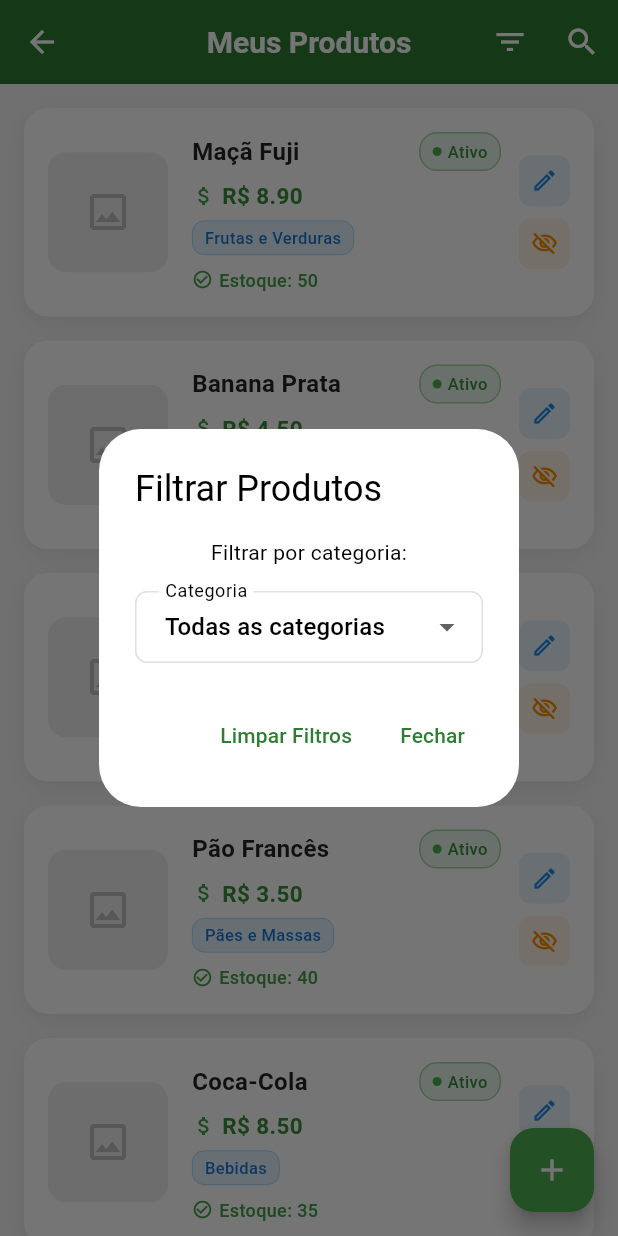
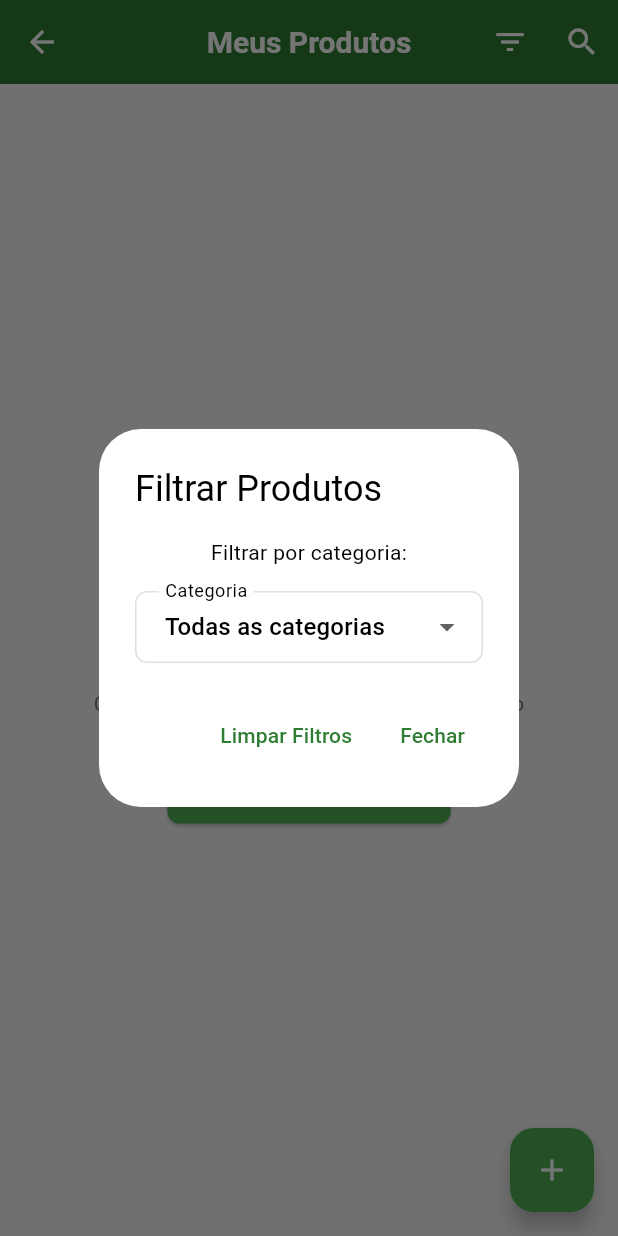
Before and after one commit to allandennis30/compra_pronta, a Flutter app: the VendorProductListPage screen opened by its route, after a tap on the "filter list" icon, on a phone screen of 412 x 824 dp. Run offline on Flutter 3.47's test engine with Material 3 defaults, Android fonts, the phone set to English and light mode, and no system bars; our stand-ins replace get, get_storage, hive_flutter, image_picker, mask_text_input_formatter; missing offline and left inert: mobile_scanner; accounts and stored records are empty; network calls fail.

Commit message:
🔧 Atualizar submódulo do backend e aprimorar a autenticação
- Atualizado o submódulo do backend para o commit mais recente.
- Implementada autenticação automática com verificação e renovação de token.
- Melhorado o tratamento de erros e feedback ao usuário durante o processo de autenticação.
- Removido o arquivo de documentação desatualizado sobre execução do sistema de produtos.
- Atualizadas as constantes de API para utilizar configuração de ambiente.

```diff
--- a/lib/constants/app_constants.dart
+++ b/lib/constants/app_constants.dart
@@ -1,3 +1,5 @@
+import 'environment_config.dart';
+
 class AppConstants {
   // Cores
   static const int primaryColor = 0xFF2E7D32;
@@ -49,129 +51,44 @@ class AppConstants {
   static const String favoritesKey = 'favorites';
   static const String tokenKey = 'auth_token';
 
-  // API Configuration
-  static const String baseUrl = 'https://backend-compra-pronta.onrender.com';
+  // API Configuration - Usando EnvironmentConfig para detecção automática
+  static String get baseUrl => EnvironmentConfig.baseUrl;
   static const String apiVersion = '/api';
   static const String authEndpoint = '/auth';
 
-  // Configuração para desenvolvimento local (descomente se necessário)
-  // static const String baseUrl = 'http://localhost:3000';
+  // Informações do ambiente atual
+  static String get environmentName => EnvironmentConfig.environmentName;
+  static bool get isDevelopment => EnvironmentConfig.isDevelopment;
+  static bool get isProduction => EnvironmentConfig.isProduction;
 
-  // API Endpoints
-  static const String loginEndpoint = '$baseUrl$apiVersion$authEndpoint/login';
-  static const String registerEndpoint =
+  // API Endpoints - Usando getters para detecção automática de ambiente
+  static String get loginEndpoint => '$baseUrl$apiVersion$authEndpoint/login';
+  static String get registerEndpoint =>
       '$baseUrl$apiVersion$authEndpoint/register/client';
-  static const String registerSellerEndpoint =
+  static String get registerSellerEndpoint =>
       '$baseUrl$apiVersion$authEndpoint/register/seller';
-  static const String verifyTokenEndpoint =
+  static String get verifyTokenEndpoint =>
       '$baseUrl$apiVersion$authEndpoint/verify';
-  static const String refreshTokenEndpoint =
+  static String get refreshTokenEndpoint =>
       '$baseUrl$apiVersion$authEndpoint/refresh';
-  static const String profileEndpoint =
+  static String get profileEndpoint =>
       '$baseUrl$apiVersion$authEndpoint/profile';
-  static const String logoutEndpoint =
-      '$baseUrl$apiVersion$authEndpoint/logout';
-  static const String usersEndpoint = '$baseUrl$apiVersion$authEndpoint/users';
+  static String get logoutEndpoint => '$baseUrl$apiVersion$authEndpoint/logout';
+  static String get usersEndpoint => '$baseUrl$apiVersion$authEndpoint/users';
 
   // Products endpoints
-  static const String productsEndpoint = '$baseUrl$apiVersion/products';
-  static const String createProductEndpoint = '$baseUrl$apiVersion/products';
-  static const String listProductsEndpoint = '$baseUrl$apiVersion/products';
-  static const String getProductEndpoint = '$baseUrl$apiVersion/products';
-  static const String updateProductEndpoint = '$baseUrl$apiVersion/products';
-  static const String deleteProductEndpoint = '$baseUrl$apiVersion/products';
-  static const String checkBarcodeEndpoint =
+  static String get productsEndpoint => '$baseUrl$apiVersion/products';
+  static String get createProductEndpoint => '$baseUrl$apiVersion/products';
+  static String get listProductsEndpoint => '$baseUrl$apiVersion/products';
+  static String get getProductEndpoint => '$baseUrl$apiVersion/products';
+  static String get updateProductEndpoint => '$baseUrl$apiVersion/products';
+  static String get deleteProductEndpoint => '$baseUrl$apiVersion/products';
+  static String get checkBarcodeEndpoint =>
       '$baseUrl$apiVersion/products/barcode';
 
-  // Credenciais de teste para o backend real
-  // Cliente: testecliente@teste.com / Senha@123
-  // Vendedor: testevendedor@teste.com / Venda@123
+  // Credenciais de teste para o backend
+  // Cliente: teste@teste.com / teste123
+  // Vendedor: teste@teste.com / teste123
 
-  // Mock produtos
-  static const List<Map<String, dynamic>> mockProducts = [
-    {
-      "id": "prod_001",
-      "name": "Maçã Fuji",
-      "description": "Maçãs frescas e doces, ideais para consumo in natura",
-      "price": 8.90,
-      "imageUrl":
-          "https://images.unsplash.com/photo-1560806887-1e4cd0b6cbd6?w=400",
-      "category": "Frutas e Verduras",
-      "barcode": "7891234567890",
-      "stock": 50,
-      "isAvailable": true,
-      "rating": 4.5,
-      "reviewCount": 12
-    },
-    {
-      "id": "prod_002",
-      "name": "Banana Prata",
-      "description": "Bananas prata maduras e saborosas",
-      "price": 4.50,
-      "imageUrl":
-          "https://images.unsplash.com/photo-1571771894821-ce9b6c11b08e?w=400",
-      "category": "Frutas e Verduras",
-      "barcode": "7891234567891",
-      "stock": 30,
-      "isAvailable": true,
-      "rating": 4.2,
-      "reviewCount": 8
-    },
-    {
-      "id": "prod_003",
-      "name": "Leite Integral",
-      "description": "Leite integral fresco, 1L",
-      "price": 6.90,
-      "imageUrl":
-          "https://images.unsplash.com/photo-1563636619-e9143da7973b?w=400",
-      "category": "Laticínios",
-      "barcode": "7891234567892",
-      "stock": 25,
-      "isAvailable": true,
-      "rating": 4.7,
-      "reviewCount": 15
-    },
-    {
-      "id": "prod_004",
-      "name": "Pão Francês",
-      "description": "Pão francês fresco, 500g",
-      "price": 3.50,
-      "imageUrl":
-          "https://images.unsplash.com/photo-1509440159596-0249088772ff?w=400",
-      "category": "Pães e Massas",
-      "barcode": "7891234567893",
-      "stock": 40,
-      "isAvailable": true,
-      "rating": 4.3,
-      "reviewCount": 20
-    },
-    {
-      "id": "prod_005",
-      "name": "Coca-Cola",
-      "description": "Refrigerante Coca-Cola, 2L",
-      "price": 8.50,
-      "imageUrl":
-          "https://images.unsplash.com/photo-1629203851122-3726ecdf080e?w=400",
-      "category": "Bebidas",
-      "barcode": "7891234567894",
-      "stock": 35,
-      "isAvailable": true,
-      "rating": 4.1,
-      "reviewCount": 18
-    },
-    {
-      "id": "prod_006",
-      "name": "Detergente Líquido",
-      "description": "Detergente líquido para louças, 500ml",
-      "price": 5.90,
-      "imageUrl":
-          "https://images.unsplash.com/photo-1582735689369-4fe89db7114c?w=400",
-      "category": "Limpeza",
-      "barcode": "7891234567895",
-      "stock": 20,
-      "isAvailable": true,
-      "rating": 4.4,
-      "reviewCount": 10
-    }
-  ];
+  // Removido: mockProducts (usar sempre backend)
 }
--- /dev/null
+++ b/lib/constants/environment_config.dart
@@ -0,0 +1,105 @@
+/// Tipos de ambiente disponíveis
+enum Environment {
+  development, // Local
+  production, // Render
+  auto, // Detecção automática
+}
+
+/// Configuração de ambiente para o app Compra Pronta
+///
+/// Este arquivo permite alternar facilmente entre ambientes de desenvolvimento e produção
+/// sem precisar modificar o código principal.
+class EnvironmentConfig {
+  // ========================================
+  // CONFIGURAÇÃO DE AMBIENTE
+  // ========================================
+
+  /// Ambiente atual do app
+  ///
+  /// Opções:
+  /// - development: Usa servidor local (localhost:3000)
+  /// - production: Usa servidor de produção (Render)
+  /// - auto: Detecta automaticamente baseado no dispositivo
+  static const Environment _currentEnvironment = Environment.production;
+
+  /// URLs dos servidores
+  static const Map<Environment, String> _serverUrls = {
+    Environment.development:
+        'http://10.0.2.2:3000', // IP especial para emulador Android
+    Environment.production: 'https://backend-compra-pronta.onrender.com',
+  };
+
+  // ========================================
+  // MÉTODOS PÚBLICOS
+  // ========================================
+
+  /// Retorna a URL base do servidor baseada no ambiente atual
+  static String get baseUrl {
+    switch (_currentEnvironment) {
+      case Environment.development:
+        return _getDevelopmentUrl();
+      case Environment.production:
+        return _serverUrls[Environment.production]!;
+      case Environment.auto:
+        return _isEmulator()
+            ? _getDevelopmentUrl()
+            : _serverUrls[Environment.production]!;
+    }
+  }
+
+  /// Retorna a URL de desenvolvimento baseada na plataforma
+  static String _getDevelopmentUrl() {
+    // Para emulador Android, usar 10.0.2.2
+    // Para iOS Simulator, usar localhost
+    // Para dispositivo real, usar IP da máquina
+    return 'http://10.0.2.2:3000'; // IP especial para emulador Android
+  }
+
+  /// Retorna o nome do ambiente atual
+  static String get environmentName {
+    switch (_currentEnvironment) {
+      case Environment.development:
+        return 'Desenvolvimento Local';
+      case Environment.production:
+        return 'Produção (Render)';
+      case Environment.auto:
+        return _isEmulator() ? 'Auto (Local)' : 'Auto (Produção)';
+    }
+  }
+
+  /// Retorna se está em modo de desenvolvimento
+  static bool get isDevelopment => baseUrl.contains('localhost');
+
+  /// Retorna se está em modo de produção
+  static bool get isProduction => baseUrl.contains('onrender.com');
+
+  // ========================================
+  // MÉTODOS PRIVADOS
+  // ========================================
+
+  /// Detecta se está rodando no emulador
+  ///
+  /// Por enquanto, sempre retorna true para desenvolvimento
+  /// Em produção, você pode implementar uma detecção mais sofisticada
+  static bool _isEmulator() {
+    // TODO: Implementar detecção real de emulador
+    // Por exemplo:
+    // - Verificar IP do dispositivo
+    // - Verificar Build.FINGERPRINT no Android
+    // - Verificar se está no simulador iOS
+
+    // Por enquanto, sempre assume emulador para desenvolvimento
+    return true;
+  }
+
+  // ========================================
+  // CONFIGURAÇÃO RÁPIDA
+  // ========================================
+
+  /// Para alternar rapidamente entre ambientes, mude a linha abaixo:
+  ///
+  /// Exemplos:
+  /// - static const Environment _currentEnvironment = Environment.development;  // Força local
+  /// - static const Environment _currentEnvironment = Environment.production; // Força produção
+  /// - static const Environment _currentEnvironment = Environment.auto;        // Detecção automática (padrão)
+}
--- a/lib/modules/cliente/repositories/product_repository.dart
+++ b/lib/modules/cliente/repositories/product_repository.dart
@@ -31,13 +31,8 @@ class ProductRepositoryImpl implements ProductRepository {
       return _cachedProducts!;
     }
 
-    // Simular delay de rede
-    await Future.delayed(Duration(milliseconds: 500));
-
-    _cachedProducts = AppConstants.mockProducts
-        .map((json) => ProductModel.fromJson(json))
-        .toList();
-
+    // TODO: Implementar consumo da API real (ProductApiRepository)
+    _cachedProducts = [];
     return _cachedProducts!;
   }
 
--- a/lib/modules/vendedor/bindings/vendedor_product_form_binding.dart
+++ b/lib/modules/vendedor/bindings/vendedor_product_form_binding.dart
@@ -1,12 +1,13 @@
 import 'package:get/get.dart';
 import '../controllers/vendor_product_form_controller.dart';
 import '../repositories/vendedor_product_repository.dart';
+import '../../../core/repositories/repository_factory.dart';
 
 class VendedorProductFormBinding extends Bindings {
   @override
   void dependencies() {
     Get.lazyPut<VendedorProductRepository>(
-      () => VendedorProductRepositoryImpl(),
+      () => RepositoryFactory.createVendedorProductRepository(),
     );
 
     Get.lazyPut<VendorProductFormController>(
--- a/lib/modules/vendedor/bindings/vendedor_product_list_binding.dart
+++ b/lib/modules/vendedor/bindings/vendedor_product_list_binding.dart
@@ -1,12 +1,13 @@
 import 'package:get/get.dart';
 import '../controllers/vendor_product_list_controller.dart';
 import '../repositories/vendedor_product_repository.dart';
+import '../../../core/repositories/repository_factory.dart';
 
 class VendedorProductListBinding extends Bindings {
   @override
   void dependencies() {
     Get.lazyPut<VendedorProductRepository>(
-      () => VendedorProductRepositoryImpl(),
+      () => RepositoryFactory.createVendedorProductRepository(),
     );
 
     Get.lazyPut<VendedorProductListController>(
--- a/lib/modules/vendedor/controllers/vendor_product_list_controller.dart
+++ b/lib/modules/vendedor/controllers/vendor_product_list_controller.dart
@@ -1,6 +1,7 @@
 import 'package:get/get.dart';
 import '../../cliente/models/product_model.dart';
 import '../repositories/vendedor_product_repository.dart';
+import '../../../core/utils/logger.dart';
 
 class VendedorProductListController extends GetxController {
   final VendedorProductRepository _repository;
@@ -24,13 +25,20 @@ class VendedorProductListController extends GetxController {
 
   Future<void> loadProducts() async {
     try {
+      AppLogger.info('🔄 [CONTROLLER] Iniciando carregamento de produtos');
       isLoading.value = true;
       hasError.value = false;
 
+      AppLogger.info('📡 [CONTROLLER] Chamando repository.getAll()');
       final productList = await _repository.getAll();
+      AppLogger.info(
+          '✅ [CONTROLLER] Produtos recebidos: ${productList.length}');
+
       _allProducts.assignAll(productList);
       _applyFilters();
+      AppLogger.info('✅ [CONTROLLER] Produtos carregados com sucesso');
     } catch (e) {
+      AppLogger.error('💥 [CONTROLLER] Erro ao carregar produtos', e);
       hasError.value = true;
       errorMessage.value = 'Erro ao carregar produtos: $e';
     } finally {
--- a/lib/modules/vendedor/repositories/vendedor_product_repository.dart
+++ b/lib/modules/vendedor/repositories/vendedor_product_repository.dart
@@ -1,7 +1,6 @@
 import 'package:get_storage/get_storage.dart';
 import '../../../core/repositories/base_repository.dart';
 import '../../cliente/models/product_model.dart';
-import '../../../constants/app_constants.dart';
 import '../../../core/utils/logger.dart';
 import 'dart:io';
 import 'dart:math';
@@ -59,11 +58,8 @@ class VendedorProductRepositoryImpl implements VendedorProductRepository {
       return _cachedProducts!;
     }
 
-    // Se não houver produtos salvos, retornar os produtos mock
-    _cachedProducts = AppConstants.mockProducts
-        .map((json) => ProductModel.fromJson(json))
-        .toList();
-
+    // Sem mock: retornar lista vazia até que produtos sejam criados
+    _cachedProducts = [];
     return _cachedProducts!;
   }
 
--- a/lib/modules/vendedor/repositories/vendor_product_repository.dart
+++ b/lib/modules/vendedor/repositories/vendor_product_repository.dart
@@ -1,7 +1,6 @@
 import 'package:get_storage/get_storage.dart';
 import '../../../core/repositories/base_repository.dart';
 import '../../cliente/models/product_model.dart';
-import '../../../constants/app_constants.dart';
 import '../../../core/utils/logger.dart';
 import 'dart:io';
 import 'dart:math';
@@ -58,11 +57,6 @@ class VendedorProductRepositoryImpl implements VendedorProductRepository {
       _cachedProducts = vendorProducts;
       return _cachedProducts!;
     }
-
-    // Se não houver produtos salvos, retornar os produtos mock
-    _cachedProducts = AppConstants.mockProducts
-        .map((json) => ProductModel.fromJson(json))
-        .toList();
 
     return _cachedProducts!;
   }
```
Also changed, not shown: lib/main.dart (+18 -1 lines), lib/modules/auth/controllers/auth_controller.dart (+145 -8 lines), lib/modules/auth/repositories/auth_repository.dart (+12 -0 lines), lib/modules/vendedor/controllers/vendor_product_form_controller.dart (+24 -4 lines), lib/modules/vendedor/controllers/vendor_scan_controller.dart (+19 -17 lines), lib/modules/vendedor/repositories/vendedor_product_api_repository.dart (+107 -19 lines), 5 other files.
